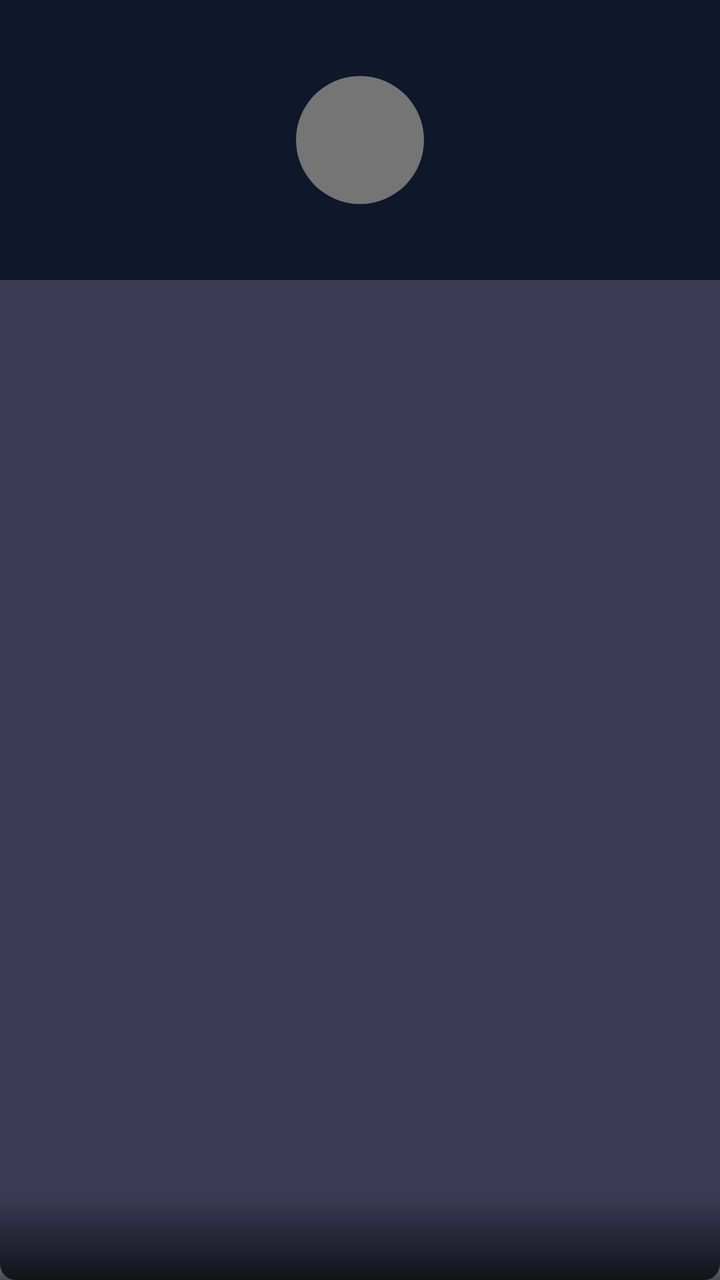
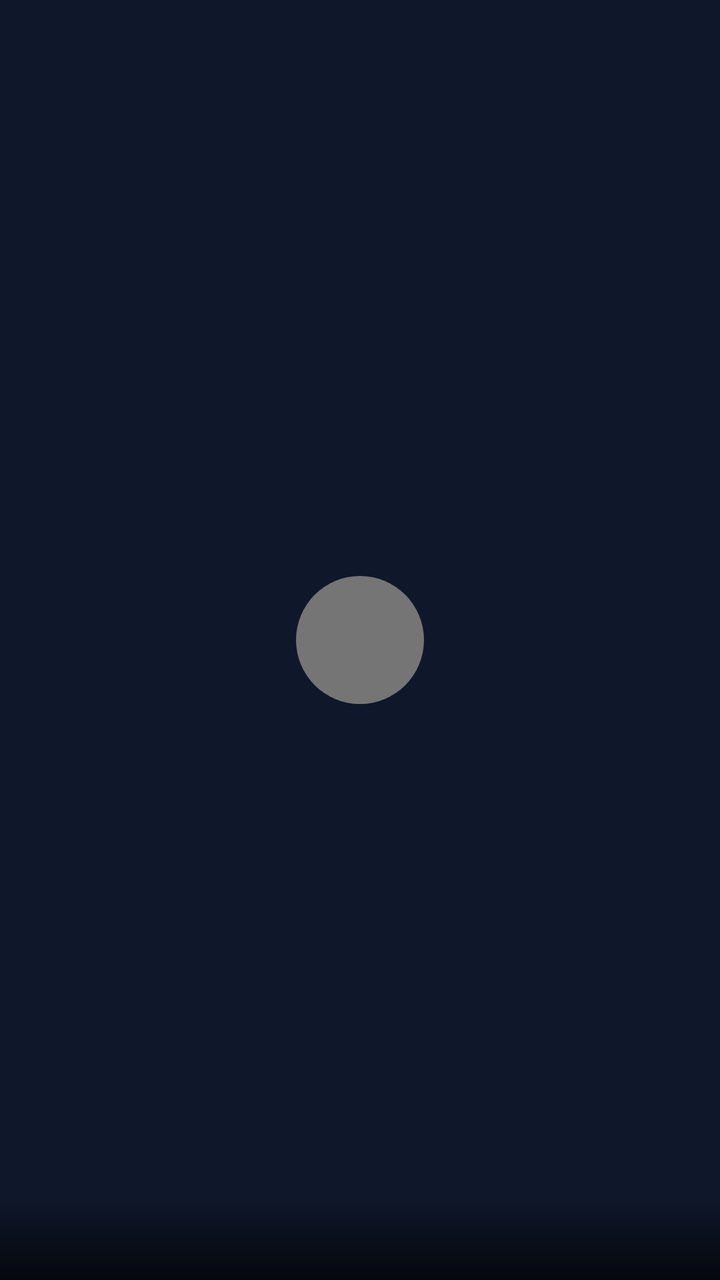

Two renders of the same Android screen: before a commit and after it. Below are the layout's source before the change and the commit's diff.
<!-- AndroidManifest.xml: application theme Theme.UnlimitedPossibilities12 -->
<!-- res/layout/item_video_participant.xml -->
<?xml version="1.0" encoding="utf-8"?>
<FrameLayout xmlns:android="http://schemas.android.com/apk/res/android"
    xmlns:app="http://schemas.android.com/apk/res-auto"
    android:layout_width="match_parent"
    android:layout_height="wrap_content"
    android:layout_margin="4dp"
    android:background="@drawable/bg_video_participant">

    <FrameLayout
        android:id="@+id/video_container"
        android:layout_width="match_parent"
        android:layout_height="140dp">

        
        <org.webrtc.SurfaceViewRenderer
            android:id="@+id/video_view"
            android:layout_width="match_parent"
            android:layout_height="match_parent"
            android:layout_gravity="center" />

        
        <LinearLayout
            android:id="@+id/no_video_text"
            android:layout_width="match_parent"
            android:layout_height="match_parent"
            android:background="#0F172A"
            android:gravity="center"
            android:orientation="vertical">

            <FrameLayout
                android:layout_width="64dp"
                android:layout_height="64dp">

                <ImageView
                    android:id="@+id/tile_avatar_image"
                    android:layout_width="match_parent"
                    android:layout_height="match_parent"
                    android:contentDescription="@string/call_participant_avatar"
                    android:scaleType="centerCrop" />

                <TextView
                    android:id="@+id/tile_avatar_text"
                    android:layout_width="match_parent"
                    android:layout_height="match_parent"
                    android:background="@drawable/circle_background"
                    android:gravity="center"
                    android:textColor="#FFFFFF"
                    android:textSize="26sp" />
            </FrameLayout>

        </LinearLayout>
    </FrameLayout>

    
    <TextView
        android:id="@+id/username_text_view"
        android:layout_width="match_parent"
        android:layout_height="wrap_content"
        android:layout_gravity="bottom"
        android:background="@drawable/bg_video_scrim_bottom"
        android:ellipsize="end"
        android:paddingHorizontal="10dp"
        android:paddingTop="16dp"
        android:paddingBottom="8dp"
        android:singleLine="true"
        android:textColor="#F1F5F9"
        android:textSize="13sp" />

    <ImageView
        android:id="@+id/toggle_camera_button"
        android:layout_width="36dp"
        android:layout_height="36dp"
        android:layout_gravity="top|end"
        android:layout_margin="6dp"
        android:background="@drawable/circle_background"
        android:backgroundTint="#CC0F172A"
        android:contentDescription="@string/call_switch_camera"
        android:padding="8dp"
        android:src="@drawable/ic_camera_switch"
        android:visibility="gone"
        app:tint="#E2E8F0" />
</FrameLayout>
<!-- resources referenced by this layout -->
<resources>
  <!-- drawable bg_video_participant (drawable) -->
  <?xml version="1.0" encoding="utf-8"?>
  <shape xmlns:android="http://schemas.android.com/apk/res/android"
      android:shape="rectangle">
      <solid android:color="#3A3A55"/>
      <corners android:radius="8dp"/>
  </shape>
  <!-- drawable bg_video_scrim_bottom (drawable) -->
  <?xml version="1.0" encoding="utf-8"?>
  <shape xmlns:android="http://schemas.android.com/apk/res/android"
      android:shape="rectangle">
      <gradient
          android:angle="90"
          android:endColor="#00000000"
          android:startColor="#B3000000" />
  </shape>
  <!-- drawable circle_background (drawable) -->
  <?xml version="1.0" encoding="utf-8"?>
  <shape xmlns:android="http://schemas.android.com/apk/res/android">
      <solid android:color="#757575" />
      <corners android:radius="60dp" />
  </shape>
  <!-- drawable ic_camera_switch (drawable) -->
  <?xml version="1.0" encoding="utf-8"?>
  <vector xmlns:android="http://schemas.android.com/apk/res/android"
      android:width="24dp"
      android:height="24dp"
      android:viewportWidth="24"
      android:viewportHeight="24">
      <path
          android:fillColor="#FFFFFF"
          android:pathData="M12,6v3l4,-4 -4,-4v3c-4.42,0 -8,3.58 -8,8 0,1.57 0.46,3.03 1.24,4.26L6.7,14.8c-0.45,-0.83 -0.7,-1.79 -0.7,-2.8 0,-3.31 2.69,-6 6,-6zM18.76,7.74L17.3,9.2c0.44,0.84 0.7,1.79 0.7,2.8 0,3.31 -2.69,6 -6,6v-3l-4,4 4,4v-3c4.42,0 8,-3.58 8,-8 0,-1.57 -0.46,-3.03 -1.24,-4.26z" />
  </vector>
  <string name="call_participant_avatar">Participant picture</string>
  <string name="call_switch_camera">Flip</string>
  <style name="Theme.UnlimitedPossibilities12" parent="Base.Theme.UnlimitedPossibilities12" />
  <style name="Base.Theme.UnlimitedPossibilities12" parent="Theme.Material3.DayNight.NoActionBar">
          
          
      </style>
</resources>

<!-- the commit's change to res/layout/item_video_participant.xml (unified diff, before → after) -->
@@ -18,38 +18,40 @@
             android:layout_height="match_parent"
             android:layout_gravity="center" />
 
-        
-        <LinearLayout
-            android:id="@+id/no_video_text"
+
+    </FrameLayout>
+
+    
+    <LinearLayout
+        android:id="@+id/no_video_text"
+        android:layout_width="match_parent"
+        android:layout_height="match_parent"
+        android:background="#0F172A"
+        android:gravity="center"
+        android:orientation="vertical">
+
+        <FrameLayout
+        android:layout_width="64dp"
+        android:layout_height="64dp">
+
+        <ImageView
+            android:id="@+id/tile_avatar_image"
             android:layout_width="match_parent"
             android:layout_height="match_parent"
-            android:background="#0F172A"
+            android:contentDescription="@string/call_participant_avatar"
+            android:scaleType="centerCrop" />
+
+        <TextView
+            android:id="@+id/tile_avatar_text"
+            android:layout_width="match_parent"
+            android:layout_height="match_parent"
+            android:background="@drawable/circle_background"
             android:gravity="center"
-            android:orientation="vertical">
+            android:textColor="#FFFFFF"
+            android:textSize="26sp" />
+        </FrameLayout>
 
-            <FrameLayout
-                android:layout_width="64dp"
-                android:layout_height="64dp">
-
-                <ImageView
-                    android:id="@+id/tile_avatar_image"
-                    android:layout_width="match_parent"
-                    android:layout_height="match_parent"
-                    android:contentDescription="@string/call_participant_avatar"
-                    android:scaleType="centerCrop" />
-
-                <TextView
-                    android:id="@+id/tile_avatar_text"
-                    android:layout_width="match_parent"
-                    android:layout_height="match_parent"
-                    android:background="@drawable/circle_background"
-                    android:gravity="center"
-                    android:textColor="#FFFFFF"
-                    android:textSize="26sp" />
-            </FrameLayout>
-
-        </LinearLayout>
-    </FrameLayout>
+    </LinearLayout>
 
     
     <TextView
<!-- resource entries referenced after the edit -->
@@ -4,7 +4,7 @@
   <?xml version="1.0" encoding="utf-8"?>
   <shape xmlns:android="http://schemas.android.com/apk/res/android"
       android:shape="rectangle">
-      <solid android:color="#3A3A55"/>
+      <solid android:color="#0F172A"/>
       <corners android:radius="8dp"/>
   </shape>
   <!-- drawable bg_video_scrim_bottom (drawable) -->
